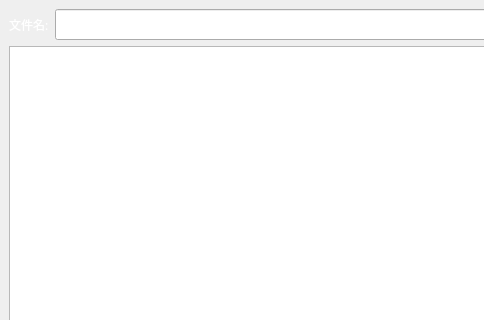
Before: the Qt Designer form masVersion/mainwindow.ui in ZhangDezhi/masVersion, drawn with Qt 5; both pictures show x 0 to 484 and y 0 to 320 of the 800 by 600 pixel window.
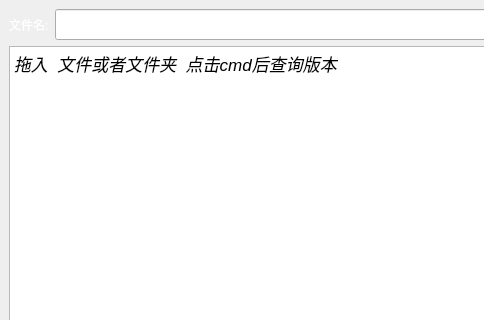
After: the same form once the commit is applied.

Commit message: 增加选择文件

```diff
--- a/masVersion/mainwindow.ui
+++ b/masVersion/mainwindow.ui
@@ -57,7 +57,15 @@
      </widget>
     </item>
     <item row="1" column="0" colspan="3">
-     <widget class="QTextEdit" name="textEdit"/>
+     <widget class="QTextEdit" name="textEdit">
+      <property name="html">
+       <string>&lt;!DOCTYPE HTML PUBLIC &quot;-//W3C//DTD HTML 4.0//EN&quot; &quot;http://www.w3.org/TR/REC-html40/strict.dtd&quot;&gt;
+&lt;html&gt;&lt;head&gt;&lt;meta name=&quot;qrichtext&quot; content=&quot;1&quot; /&gt;&lt;style type=&quot;text/css&quot;&gt;
+p, li { white-space: pre-wrap; }
+&lt;/style&gt;&lt;/head&gt;&lt;body style=&quot; font-family:'.SF NS Text'; font-size:13pt; font-weight:400; font-style:normal;&quot;&gt;
+&lt;p style=&quot; margin-top:0px; margin-bottom:0px; margin-left:0px; margin-right:0px; -qt-block-indent:0; text-indent:0px;&quot;&gt;&lt;span style=&quot; font-style:italic;&quot;&gt;拖入  文件或者文件夹  点击cmd后查询版本&lt;/span&gt;&lt;/p&gt;&lt;/body&gt;&lt;/html&gt;</string>
+      </property>
+     </widget>
     </item>
    </layout>
   </widget>
```
Left out of the diff: 2 changed lines with no effect on the pictures. The commit also changes 2 other files.
